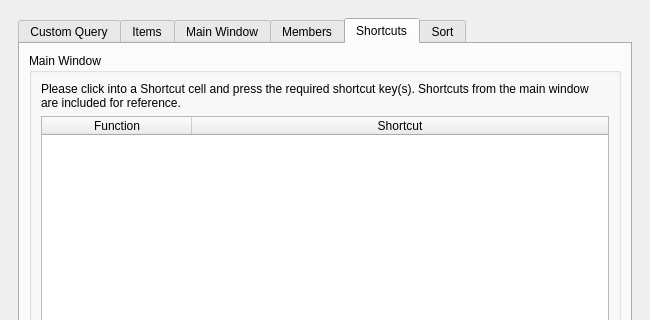
Qt form UI/biblioteq_otheroptions.ui (textbrowser/biblioteq) before a commit; both pictures show x 0 to 650 and y 0 to 320 of the 650 by 700 pixel window.
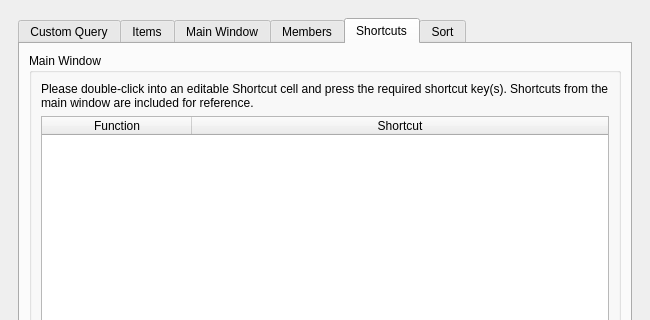
The same form after that commit. The open tabs and pages were chosen to show the change. Icons and pictures are not drawn.

```diff
--- a/UI/biblioteq_otheroptions.ui
+++ b/UI/biblioteq_otheroptions.ui
@@ -596,7 +596,7 @@
                <item>
                 <widget class="QLabel" name="label_5">
                  <property name="text">
-                  <string>Please click into a Shortcut cell and press the required shortcut key(s). Shortcuts from the main window are included for reference.</string>
+                  <string>Please double-click into an editable Shortcut cell and press the required shortcut key(s). Shortcuts from the main window are included for reference.</string>
                  </property>
                  <property name="wordWrap">
                   <bool>true</bool>
```
